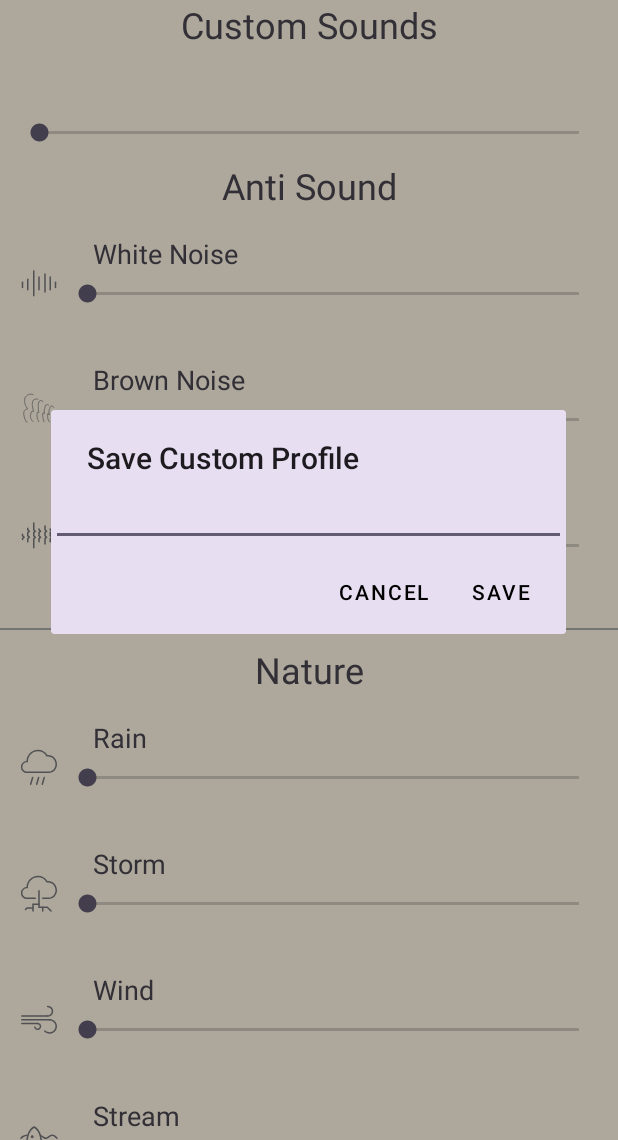
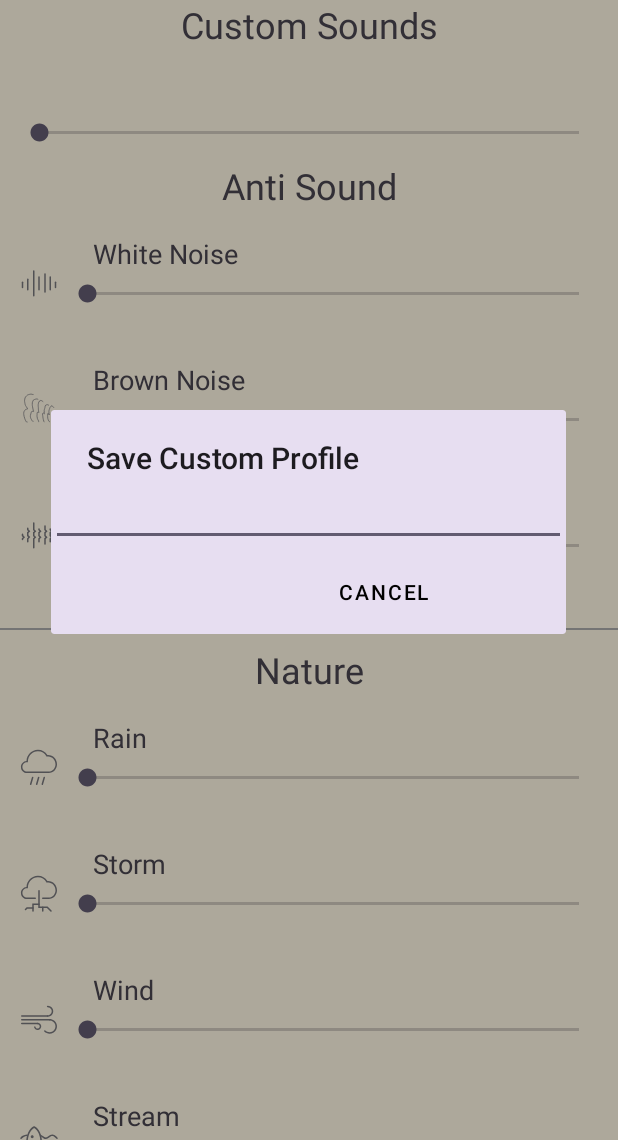
Before and after one commit to ljmc2000/NoiseLooper, an Android app: the screen it shows after launch (MainActivity), in the options menu, after a tap on "Save Custom Profile", on a phone screen of 412 x 824 dp, the part 96-1236 px from its top. Run offline under Robolectric (Android 15) with nearby library versions, the phone set to English and light mode, and no system bars; 2 statements that could not run were skipped.

Commit message:
disable the save button in save load dialog unless the profile name is valid

```diff
--- a/app/src/main/java/ie/delilahsthings/soothingloop/MainActivity.java
+++ b/app/src/main/java/ie/delilahsthings/soothingloop/MainActivity.java
@@ -319,7 +319,7 @@ public class MainActivity extends AppCompatActivity {
         if(profiles.length!=0) {
             ArrayAdapter<String> spinnerArrayAdapter = new ArrayAdapter<>(this, android.R.layout.simple_spinner_dropdown_item, profiles);
             spinner.setAdapter(spinnerArrayAdapter);
-            new SaveLoadDialog(this, spinner, R.string.load_custom, R.string.load, (profileName) -> loadProfile(getSharedPreferences(profileName, MODE_PRIVATE)));
+            new SaveLoadDialog(this, spinner, R.string.load_custom, R.string.load, (profileName) -> loadProfile(getSharedPreferences(profileName, MODE_PRIVATE)), true);
         }
         else {
             Toast.makeText(this,R.string.no_profiles_saved,Toast.LENGTH_SHORT).show();
@@ -328,7 +328,9 @@ public class MainActivity extends AppCompatActivity {
 
     public void promptSaveCustomProfile(MenuItem sender)
     {
-        new SaveLoadDialog(this, new EditText(this), R.string.save_custom, R.string.save,(profileName)->saveProfile(getSharedPreferences(profileName,MODE_PRIVATE)));
+        EditText textbox = new EditText(this);
+        SaveLoadDialog saveDialog = new SaveLoadDialog(this, textbox, R.string.save_custom, R.string.save,(profileName)->saveProfile(getSharedPreferences(profileName,MODE_PRIVATE)), false);
+        textbox.addTextChangedListener(saveDialog.getTextChangeListener());
     }
 
     void registerBroadcastReceivers()
--- a/app/src/main/java/ie/delilahsthings/soothingloop/SaveLoadDialog.java
+++ b/app/src/main/java/ie/delilahsthings/soothingloop/SaveLoadDialog.java
@@ -2,20 +2,26 @@ package ie.delilahsthings.soothingloop;
 
 import android.content.Context;
 import android.content.DialogInterface;
+import android.text.Editable;
+import android.text.TextWatcher;
 import android.view.View;
+import android.widget.Button;
 import android.widget.Spinner;
 import android.widget.TextView;
 import android.widget.Toast;
+
+import androidx.appcompat.app.AlertDialog;
 
 import com.google.android.material.dialog.MaterialAlertDialogBuilder;
 
 public class SaveLoadDialog implements DialogInterface.OnClickListener {
 
+    protected AlertDialog dialog;
     protected Context context;
     protected View input;
     protected Listener listener;
 
-    protected SaveLoadDialog(Context context, View input, int title, int actionName, Listener listener)
+    protected SaveLoadDialog(Context context, View input, int title, int actionName, Listener listener, boolean defaultReady)
     {
         this.context=context;
         this.input=input;
@@ -26,7 +32,14 @@ public class SaveLoadDialog implements DialogInterface.OnClickListener {
         builder.setView(input);
         builder.setPositiveButton(actionName,this);
         builder.setNegativeButton(R.string.cancel, (dialogInterface, i) -> dialogInterface.cancel());
-        builder.show();
+        this.dialog = builder.show();
+
+        if(!defaultReady)
+        {
+            Button posButton = dialog.getButton(DialogInterface.BUTTON_POSITIVE);
+            posButton.setVisibility(View.INVISIBLE);
+            posButton.setEnabled(false);
+        }
     }
 
     @Override
@@ -51,4 +64,42 @@ public class SaveLoadDialog implements DialogInterface.OnClickListener {
     public interface Listener {
         void action(String filename);
     }
+
+    private static class TextChangeListener implements TextWatcher
+    {
+        private AlertDialog dialog;
+
+        protected TextChangeListener(AlertDialog dialog)
+        {
+            this.dialog=dialog;
+        }
+
+        @Override
+        public void beforeTextChanged(CharSequence charSequence, int start, int count, int after) {
+
+        }
+
+        @Override
+        public void onTextChanged(CharSequence profileName, int start, int count, int after) {
+            Button posButton = dialog.getButton(DialogInterface.BUTTON_POSITIVE);
+            try {
+                ProfileManager.validateProfileName(profileName);
+                posButton.setVisibility(View.VISIBLE);
+                posButton.setEnabled(true);
+            } catch (ProfileManager.BadProfileNameException e) {
+                posButton.setVisibility(View.INVISIBLE);
+                posButton.setEnabled(false);
+            }
+        }
+
+        @Override
+        public void afterTextChanged(Editable editable) {
+
+        }
+    }
+
+    public TextWatcher getTextChangeListener()
+    {
+        return new TextChangeListener(dialog);
+    }
 }
```
